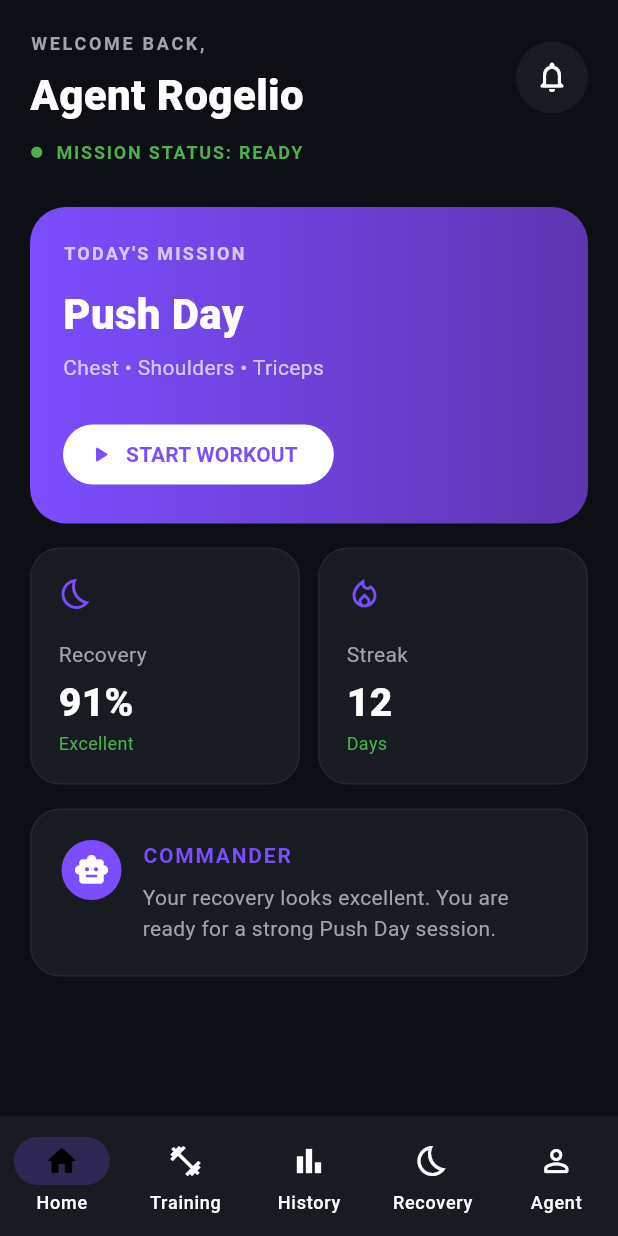
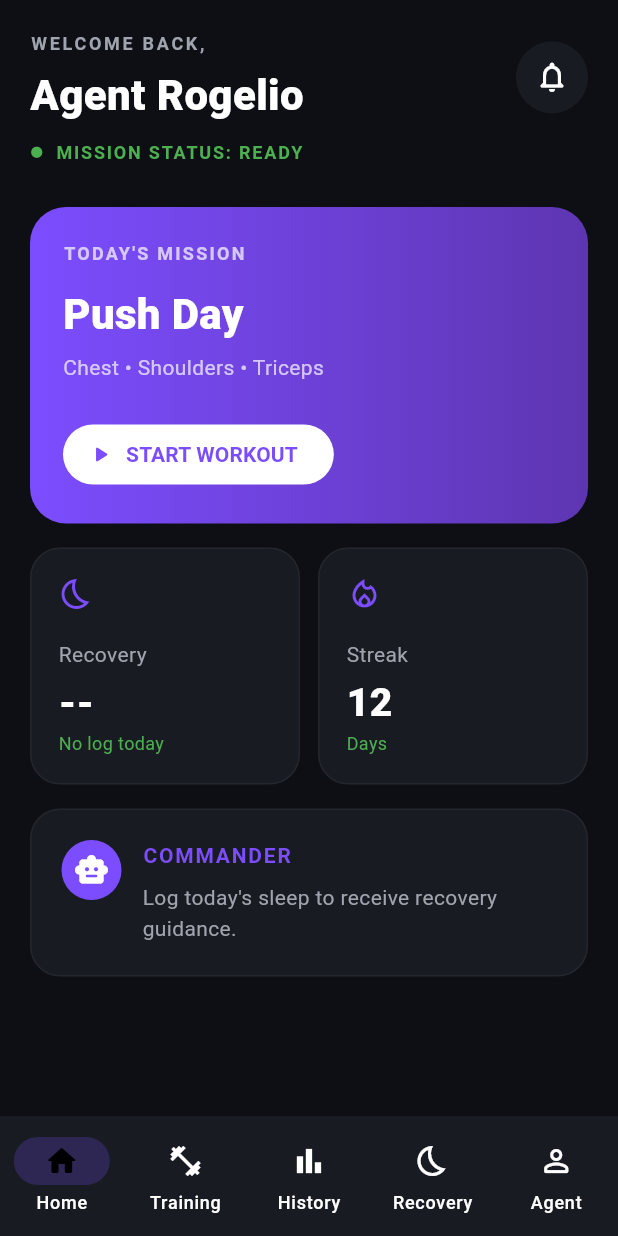
Before and after one commit to kulokoy0143/secret-mission, a Flutter app: the CommandCenterScreen screen opened directly, on a phone screen of 412 x 824 dp. Run offline on Flutter 3.47's test engine with Material 3 defaults, Android fonts, the phone set to English and light mode, and no system bars; our stand-ins replace hive, hive_flutter; accounts and stored records are empty; Roboto replaces fonts that are missing (Arial).

Commit message:
feat: integrate recovery data into home dashboard

```diff
--- a/lib/features/command_center/screens/command_center_screen.dart
+++ b/lib/features/command_center/screens/command_center_screen.dart
@@ -4,6 +4,8 @@ import 'package:secret_mission/features/training/screens/training_screen.dart';
 import 'package:secret_mission/features/history/screens/workout_history_screen.dart';
 import 'package:secret_mission/features/training/screens/workout_picker_screen.dart';
 import 'package:secret_mission/features/recovery/screens/recovery_screen.dart';
+import 'package:secret_mission/features/recovery/services/recovery_service.dart';
+import 'package:secret_mission/features/recovery/services/recovery_storage_service.dart';
 
 class CommandCenterScreen extends StatefulWidget {
   const CommandCenterScreen({super.key});
@@ -91,6 +93,12 @@ class _CommandCenterScreenState extends State<CommandCenterScreen> {
   }
 
   Widget _buildDashboard() {
+    final todaySleep = RecoveryStorageService.getSleepEntry(DateTime.now());
+
+    final todayRecovery = todaySleep == null
+        ? null
+        : RecoveryService.calculateRecovery(todaySleep);
+
     return SingleChildScrollView(
       padding: const EdgeInsets.fromLTRB(20, 20, 20, 32),
       child: Column(
@@ -164,8 +172,12 @@ class _CommandCenterScreenState extends State<CommandCenterScreen> {
                 child: _buildMetricCard(
                   icon: Icons.bedtime_outlined,
                   title: 'Recovery',
-                  value: '91%',
-                  subtitle: 'Excellent',
+                  value: todayRecovery == null
+                      ? '--'
+                      : '${todayRecovery.score}%',
+                  subtitle: todayRecovery == null
+                      ? 'No log today'
+                      : todayRecovery.label,
                 ),
               ),
               const SizedBox(width: 12),
@@ -182,7 +194,10 @@ class _CommandCenterScreenState extends State<CommandCenterScreen> {
 
           const SizedBox(height: 16),
 
-          _buildCommanderCard(),
+          _buildCommanderCard(
+            todayRecovery?.trainingGuidance ??
+                'Log today\'s sleep to receive recovery guidance.',
+          ),
         ],
       ),
     );
@@ -271,7 +286,7 @@ class _CommandCenterScreenState extends State<CommandCenterScreen> {
     );
   }
 
-  Widget _buildCommanderCard() {
+  Widget _buildCommanderCard(String message) {
     return Container(
       width: double.infinity,
       padding: const EdgeInsets.all(20),
@@ -280,7 +295,7 @@ class _CommandCenterScreenState extends State<CommandCenterScreen> {
         borderRadius: BorderRadius.circular(20),
         border: Border.all(color: Colors.white.withValues(alpha: 0.05)),
       ),
-      child: const Row(
+      child: Row(
         crossAxisAlignment: CrossAxisAlignment.start,
         children: [
           CircleAvatar(
@@ -302,8 +317,11 @@ class _CommandCenterScreenState extends State<CommandCenterScreen> {
                 ),
                 SizedBox(height: 8),
                 Text(
-                  'Your recovery looks excellent. You are ready for a strong Push Day session.',
-                  style: TextStyle(color: AppColors.textSecondary, height: 1.5),
+                  message,
+                  style: const TextStyle(
+                    color: AppColors.textSecondary,
+                    height: 1.5,
+                  ),
                 ),
               ],
             ),
```
